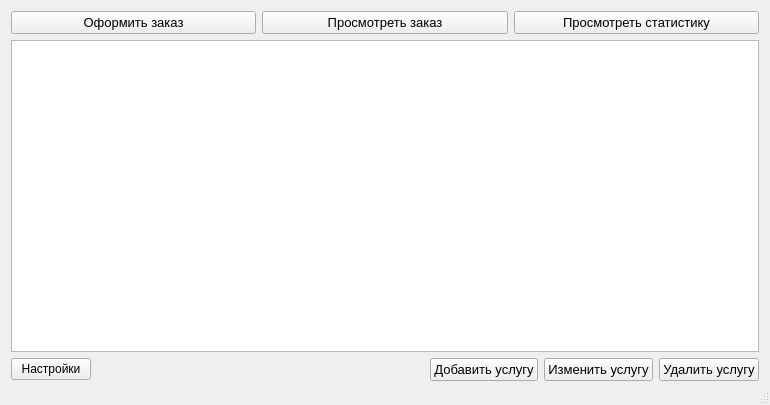
First picture: the form in code/mainwindow.ui, repository Alex-Sidorov/SEFOLL, before the edit.
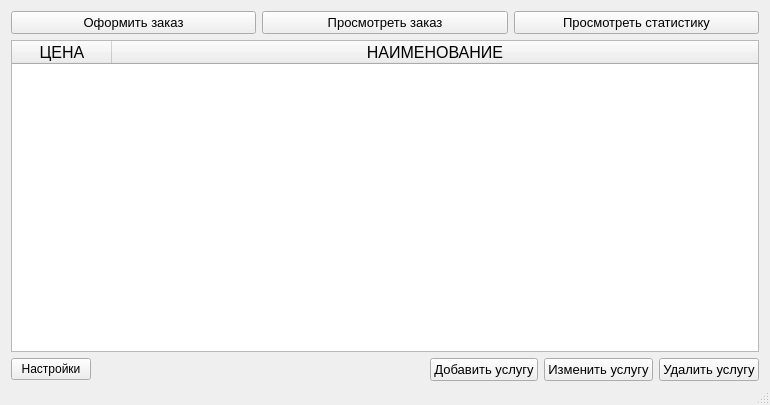
Second picture: the form after the edit.

```diff
--- a/code/mainwindow.ui
+++ b/code/mainwindow.ui
@@ -149,7 +149,7 @@
          <bool>false</bool>
         </property>
         <attribute name="horizontalHeaderVisible">
-         <bool>false</bool>
+         <bool>true</bool>
         </attribute>
         <attribute name="horizontalHeaderCascadingSectionResizes">
          <bool>true</bool>
```
